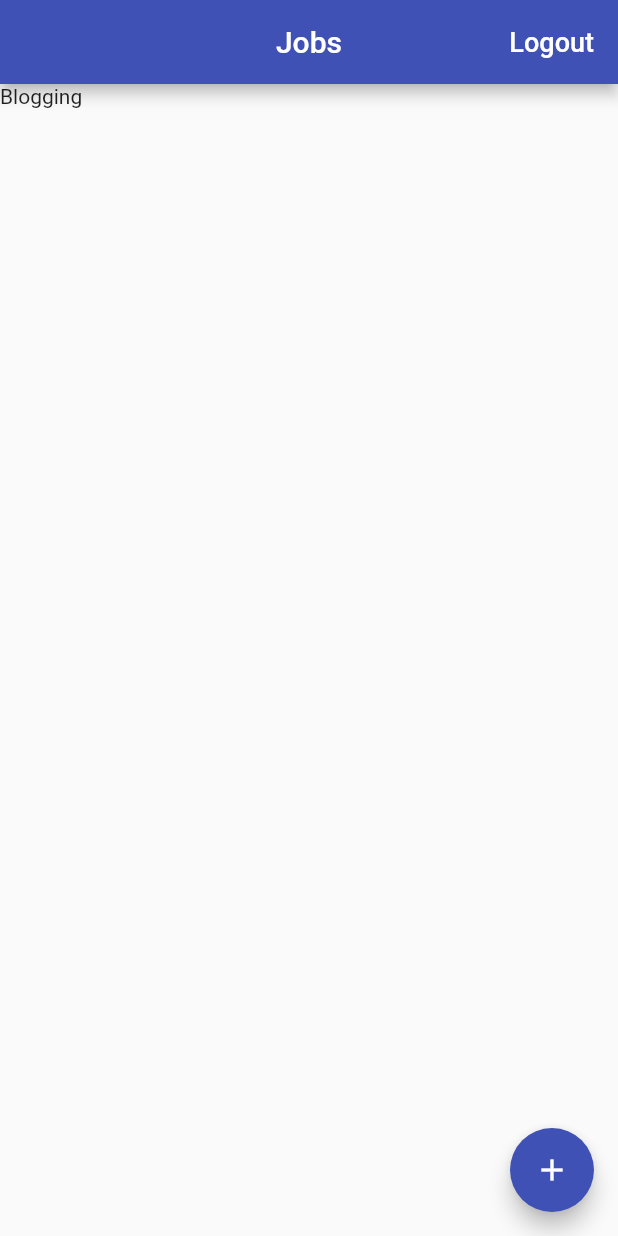
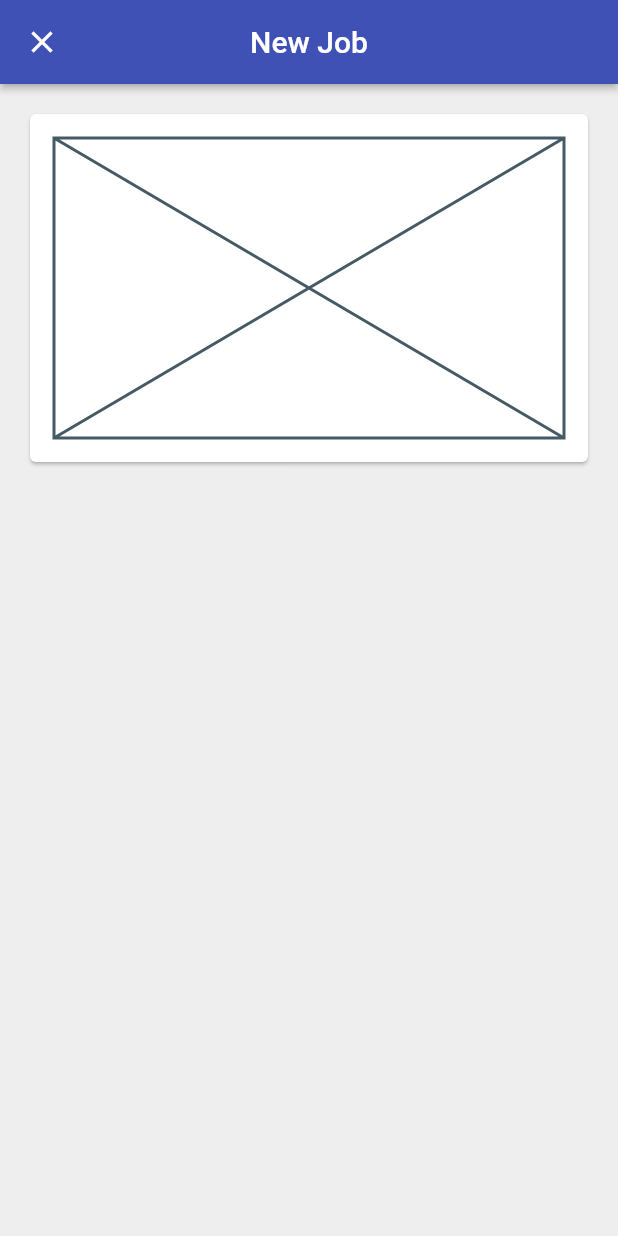
Before and after one commit to robsonsilv4/time_tracker, a Flutter app: the screen it shows once a user with an empty profile is signed in, after a tap on the "add" icon, on a phone screen of 412 x 824 dp. Run offline on Flutter 3.47's test engine with Material 2 defaults, Android fonts, the phone set to English and light mode, and no system bars; our stand-ins replace cloud_firestore, firebase_auth, google_sign_in; missing offline and left inert: flutter_facebook_login; accounts and stored records are empty.

Commit message:
:sparkles: add job page

```diff
--- /dev/null
+++ b/lib/app/home/jobs/add_job_page.dart
@@ -0,0 +1,46 @@
+import 'package:flutter/material.dart';
+
+class AddJobPage extends StatefulWidget {
+  static Future<void> show(BuildContext context) async {
+    await Navigator.of(context).push(
+      MaterialPageRoute(
+        builder: (context) => AddJobPage(),
+        fullscreenDialog: true,
+      ),
+    );
+  }
+
+  @override
+  _AddJobPageState createState() => _AddJobPageState();
+}
+
+class _AddJobPageState extends State<AddJobPage> {
+  @override
+  Widget build(BuildContext context) {
+    return Scaffold(
+      backgroundColor: Colors.grey.shade200,
+      appBar: AppBar(
+        elevation: 2.0,
+        title: Text('New Job'),
+        centerTitle: true,
+      ),
+      body: _buildContents(),
+    );
+  }
+
+  Widget _buildContents() {
+    return SingleChildScrollView(
+      child: Padding(
+        padding: const EdgeInsets.all(16.0),
+        child: Card(
+          child: Padding(
+            padding: const EdgeInsets.all(16.0),
+            child: Placeholder(
+              fallbackHeight: 200.0,
+            ),
+          ),
+        ),
+      ),
+    );
+  }
+}
--- a/lib/app/home/jobs_page.dart
+++ b/lib/app/home/jobs/jobs_page.dart
@@ -1,12 +1,11 @@
 import 'package:flutter/material.dart';
-import 'package:flutter/services.dart';
 import 'package:provider/provider.dart';
 
-import '../../common_widgets/platform_alert_dialog.dart';
-import '../../common_widgets/platform_exception_alert_dialog.dart';
-import '../../services/auth.dart';
-import '../../services/database.dart';
-import 'models/job.dart';
+import '../../../common_widgets/platform_alert_dialog.dart';
+import '../../../services/auth.dart';
+import '../../../services/database.dart';
+import '../models/job.dart';
+import 'add_job_page.dart';
 
 class JobsPage extends StatelessWidget {
   Future<void> _signOut(BuildContext context) async {
@@ -52,7 +51,7 @@ class JobsPage extends StatelessWidget {
       body: _buildContents(context),
       floatingActionButton: FloatingActionButton(
         child: Icon(Icons.add),
-        onPressed: () => _createJob(context),
+        onPressed: () => AddJobPage.show(context),
       ),
     );
   }
@@ -80,21 +79,4 @@ class JobsPage extends StatelessWidget {
       },
     );
   }
-
-  Future<void> _createJob(BuildContext context) async {
-    try {
-      final database = Provider.of<Database>(context, listen: false);
-      await database.createJob(
-        Job(
-          name: 'Blogging',
-          ratePerHour: 10,
-        ),
-      );
-    } on PlatformException catch (error) {
-      PlatformExceptionAlertDialog(
-        title: 'Operation failded',
-        exception: error,
-      ).show(context);
-    }
-  }
 }
--- a/lib/app/landing_page.dart
+++ b/lib/app/landing_page.dart
@@ -3,7 +3,7 @@ import 'package:provider/provider.dart';
 import 'package:time_tracker/services/database.dart';
 
 import '../services/auth.dart';
-import 'home/jobs_page.dart';
+import 'home/jobs/jobs_page.dart';
 import 'sign_in/sign_in_page.dart';
 
 class LandingPage extends StatelessWidget {
```
